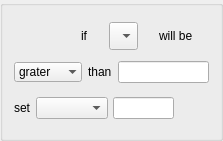
This is Scenarios/scenariositemcontrol.ui in SundaySW/PumpBenchController as Qt 5 draws it before an edit. The edited form follows.
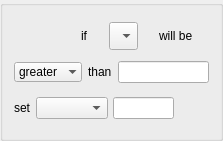
This is the edited form. Icons and pictures are not drawn.

```diff
--- a/Scenarios/scenariositemcontrol.ui
+++ b/Scenarios/scenariositemcontrol.ui
@@ -128,7 +128,7 @@
         <bool>true</bool>
        </property>
        <property name="currentText">
-        <string notr="true">grater</string>
+        <string notr="true">greater</string>
        </property>
        <property name="insertPolicy">
         <enum>QComboBox::InsertAtTop</enum>
@@ -147,7 +147,7 @@
        </property>
        <item>
         <property name="text">
-         <string notr="true">grater</string>
+         <string notr="true">greater</string>
         </property>
         <property name="icon">
          <iconset resource="../Resources/files.qrc">
```
